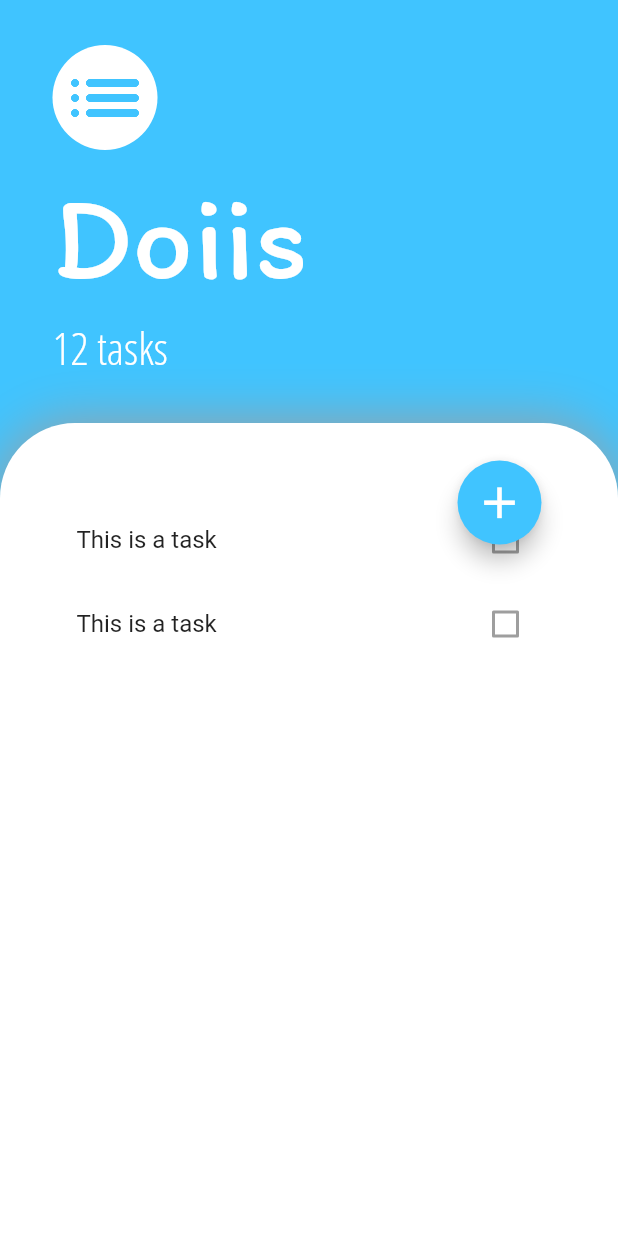
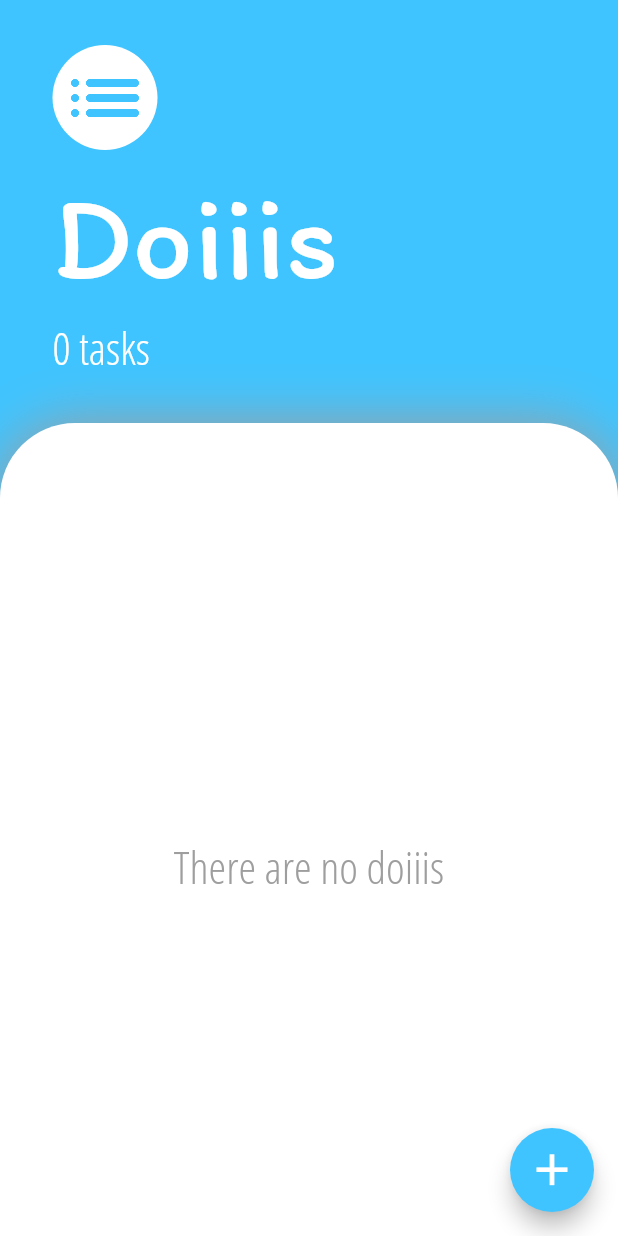
Before and after one commit to aksh-sood/doiis, a Flutter app: the screen it shows after launch, on a phone screen of 412 x 824 dp. Run offline on Flutter 3.47's test engine with Material 2 defaults, Android fonts, the phone set to English and light mode, and no system bars.

Commit message:
second commit

```diff
--- a/lib/screens/tasks.dart
+++ b/lib/screens/tasks.dart
@@ -1,20 +1,42 @@
 import 'package:flutter/material.dart';
 import 'package:doiiis/widgets/task_list.dart';
+import 'package:doiiis/screens/add.dart';
+import 'package:doiiis/models/task.dart';
+import 'package:provider/provider.dart';
 
 // ignore: must_be_immutable
-class TasksScreen extends StatelessWidget {
-  List<String> pendingTasks = [];
+class TasksScreen extends StatefulWidget {
+  @override
+  _TasksScreenState createState() => _TasksScreenState();
+}
+
+class _TasksScreenState extends State<TasksScreen> {
+  List<Task> tasks = [];
   @override
   Widget build(BuildContext context) {
     return Scaffold(
       backgroundColor: Colors.lightBlueAccent,
-      floatingActionButton: Padding(
-        padding: const EdgeInsets.only(bottom: 445.0, right: 35),
-        child: FloatingActionButton(
-          backgroundColor: Colors.lightBlueAccent,
-          onPressed: () {},
-          child: Icon(Icons.add, size: 35),
-        ),
+      floatingActionButton: FloatingActionButton(
+        backgroundColor: Colors.lightBlueAccent,
+        onPressed: () {
+          showModalBottomSheet(
+            // isScrollControlled: true,
+            context: context,
+            builder: (context) => SingleChildScrollView(
+              child: Container(
+                child: AddPage((newTaskTitle) {
+                  setState(() {
+                    tasks.add(Task(name: newTaskTitle));
+                  });
+                  Navigator.pop(context);
+                }),
+                padding: EdgeInsets.only(
+                    bottom: MediaQuery.of(context).viewInsets.bottom),
+              ),
+            ),
+          );
+        },
+        child: Icon(Icons.add, size: 35),
       ),
       body: SafeArea(
         child: Container(
@@ -41,7 +63,7 @@ class TasksScreen extends StatelessWidget {
               Padding(
                 padding: const EdgeInsets.only(left: 35.0),
                 child: Text(
-                  "Doiis",
+                  "Doiiis",
                   style: TextStyle(
                       fontFamily: 'Itim',
                       color: Colors.white,
@@ -55,7 +77,7 @@ class TasksScreen extends StatelessWidget {
               Padding(
                 padding: const EdgeInsets.only(left: 35.0),
                 child: Text(
-                  "12 tasks",
+                  "${tasks.length} tasks",
                   style: TextStyle(
                       color: Colors.white,
                       fontSize: 30,
@@ -68,11 +90,6 @@ class TasksScreen extends StatelessWidget {
               ),
               Expanded(
                 child: Container(
-                  child: Padding(
-                    padding:
-                        const EdgeInsets.only(left: 35, top: 50.0, right: 35),
-                    child: TasksList(),
-                  ),
                   decoration: BoxDecoration(
                     boxShadow: [
                       BoxShadow(
@@ -87,6 +104,21 @@ class TasksScreen extends StatelessWidget {
                       topRight: Radius.circular(50),
                     ),
                   ),
+                  child: Padding(
+                    padding:
+                        const EdgeInsets.only(left: 35, top: 50.0, right: 35),
+                    child: tasks.length == 0
+                        ? Center(
+                            child: Text(
+                            'There are no doiiis',
+                            style: TextStyle(
+                                color: Colors.grey,
+                                fontSize: 30,
+                                fontWeight: FontWeight.w500,
+                                fontFamily: 'OpenSansCondensed'),
+                          ))
+                        : TasksList(tasks: tasks),
+                  ),
                 ),
               ),
             ],
```
Also changed, not shown: lib/screens/add.dart (added, +63 -0 lines), lib/models/task_data.dart (added).
